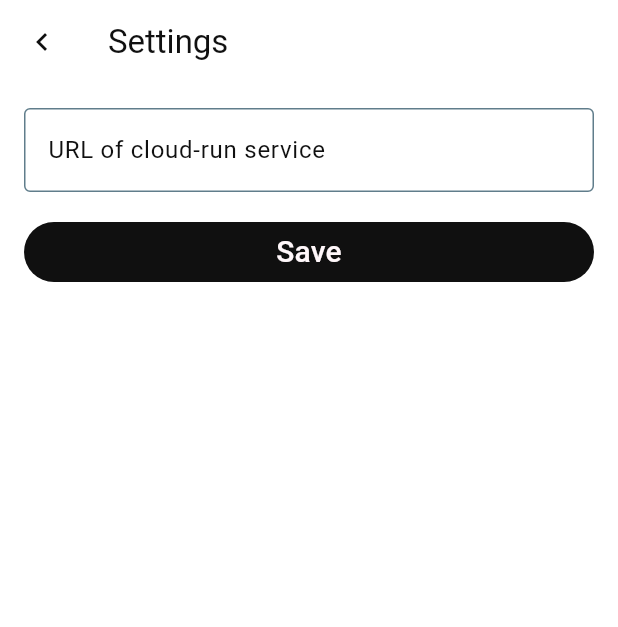
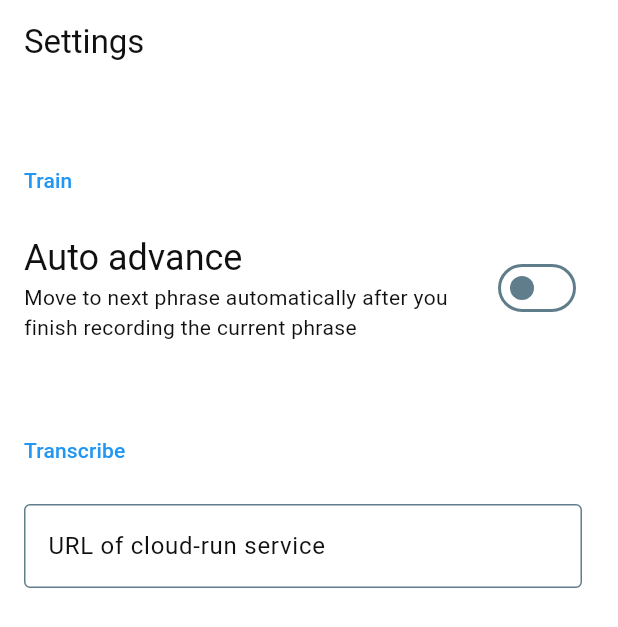
Before and after one commit to Star-Lord-XIII/project-euphonia-app, a Flutter app: the SettingsController widget shown alone on an empty page, opened directly, on a phone screen of 412 x 824 dp. Shown: the top 627 px of the screen. Run offline on Flutter 3.47's test engine with Material 3 defaults, Android fonts, the phone set to English and light mode, and no system bars; our stand-ins replace firebase_core, firebase_storage, shared_preferences, video_player; missing offline and left inert: record; accounts and stored records are empty; generated files the repository leaves out were written again; statements that could not run were skipped; project files that could hold a hidden picture were left out.

Commit message:
Improve Settings View UX. Add Auto-Advance setting for train mode.

```diff
--- a/lib/l10n/app_en.arb
+++ b/lib/l10n/app_en.arb
@@ -103,5 +103,15 @@
     "nextPhraseButtonHint": "Double tap to jump to next phrase",
     "@nextPhraseButtonHint": {
         "description": "Accessibility action hint for next phrase button"
+    },
+
+    "autoAdvanceSettingTitle": "Auto advance",
+    "@autoAdvanceSettingTitle": {
+        "description": "Title for setting to auto advance phrase to next once current phrase is recorded"
+    },
+
+    "autoAdvanceSettingSubtitle": "Move to next phrase automatically after you finish recording the current phrase",
+    "@autoAdvanceSettingSubtitle": {
+        "description": "Subtitle to auto advance phrase setting"
     }
 }
--- a/lib/main.dart
+++ b/lib/main.dart
@@ -21,6 +21,7 @@ import 'src/project_euphonia.dart';
 import 'src/repos/audio_player.dart';
 import 'src/repos/audio_recorder.dart';
 import 'src/repos/phrases_repository.dart';
+import 'src/repos/settings_repository.dart';
 import 'src/repos/uploader.dart';
 
 void main() async {
@@ -39,5 +40,6 @@ void main() async {
         update: (context, phraseRepoChangeNotifier, audioPlayer) =>
             audioPlayer!..loadPhrase(phraseRepoChangeNotifier.currentPhrase)),
     ChangeNotifierProvider(create: (context) => Uploader()),
+    ChangeNotifierProvider(create: (context) => SettingsRepository()),
   ], child: const ProjectEuphonia()));
 }
--- a/lib/src/home.dart
+++ b/lib/src/home.dart
@@ -19,6 +19,7 @@ import 'generated/l10n/app_localizations.dart';
 import 'modes/train_mode_controller.dart';
 import 'modes/transcribe_mode_controller.dart';
 import 'repos/phrases_repository.dart';
+import 'repos/settings_repository.dart';
 import 'repos/uploader.dart';
 import 'settings/settings_controller.dart';
 
@@ -46,6 +47,8 @@ class _HomeControllerState extends State<HomeController> {
   @override
   void initState() {
     Provider.of<PhrasesRepository>(context, listen: false).initFromAssetFile();
+    Provider.of<SettingsRepository>(context, listen: false)
+        .initFromPreferences();
     super.initState();
   }
 
--- a/lib/src/repos/audio_player.dart
+++ b/lib/src/repos/audio_player.dart
@@ -61,12 +61,12 @@ final class AudioPlayer extends ChangeNotifier {
     });
   }
 
-  void play() {
+  Future<void> play() async {
     _isPlaying = true;
     if (_playerController == null) {
       _updatePath();
     }
-    _playerController?.play();
+    await _playerController?.play();
     notifyListeners();
   }
 
--- a/lib/src/repos/phrase.dart
+++ b/lib/src/repos/phrase.dart
@@ -33,7 +33,7 @@ final class Phrase {
 
   Future<String> get localTempPath => getApplicationDocumentsDirectory().then(
         (value) => '${value.path}/prompt_temp_$index.wav',
-  );
+      );
 
   Future<void> downloadRecording() async {
     final storageRef = FirebaseStorage.instance.ref();
--- /dev/null
+++ b/lib/src/repos/settings_repository.dart
@@ -0,0 +1,48 @@
+// Copyright 2025 Google LLC
+//
+// Licensed under the Apache License, Version 2.0 (the "License");
+// you may not use this file except in compliance with the License.
+// You may obtain a copy of the License at
+//
+//      http://www.apache.org/licenses/LICENSE-2.0
+//
+// Unless required by applicable law or agreed to in writing, software
+// distributed under the License is distributed on an "AS IS" BASIS,
+// WITHOUT WARRANTIES OR CONDITIONS OF ANY KIND, either express or implied.
+// See the License for the specific language governing permissions and
+// limitations under the License.
+
+import 'package:flutter/material.dart';
+import 'package:shared_preferences/shared_preferences.dart';
+
+final class SettingsRepository extends ChangeNotifier {
+  static const _transcribeEndpointKey = 'TRANSCRIBE_URL_KEY';
+  static const _autoAdvanceKey = 'AUTO_ADVANCE_KEY';
+
+  String _transcribeEndpoint = '';
+  bool _autoAdvance = false;
+
+  String get transcribeEndpoint => _transcribeEndpoint;
+  bool get autoAdvance => _autoAdvance;
+
+  Future<void> initFromPreferences() async {
+    final prefs = await SharedPreferences.getInstance();
+    _transcribeEndpoint = prefs.getString(_transcribeEndpointKey) ?? '';
+    _autoAdvance = prefs.getBool(_autoAdvanceKey) ?? false;
+    notifyListeners();
+  }
+
+  Future<void> updateTranscribeEndpoint(String updatedEndpoint) async {
+    final prefs = await SharedPreferences.getInstance();
+    prefs.setString(_transcribeEndpointKey, updatedEndpoint.trim());
+    _transcribeEndpoint = updatedEndpoint.trim();
+    notifyListeners();
+  }
+
+  Future<void> updateAutoAdvance(bool updatedAutoAdvancePref) async {
+    final prefs = await SharedPreferences.getInstance();
+    prefs.setBool(_autoAdvanceKey, updatedAutoAdvancePref);
+    _autoAdvance = updatedAutoAdvancePref;
+    notifyListeners();
+  }
+}
--- a/lib/src/settings/settings_controller.dart
+++ b/lib/src/settings/settings_controller.dart
@@ -13,9 +13,9 @@
 // limitations under the License.
 
 import 'package:flutter/material.dart';
-import 'package:shared_preferences/shared_preferences.dart';
+import 'package:provider/provider.dart';
 
-import '../generated/l10n/app_localizations.dart';
+import '../repos/settings_repository.dart';
 import 'settings_view.dart';
 
 final class SettingsController extends StatefulWidget {
@@ -26,37 +26,26 @@ final class SettingsController extends StatefulWidget {
 }
 
 class _SettingsControllerState extends State<SettingsController> {
-  late SharedPreferences _preferences;
-  String transcriptURL = '';
-  static const _transcribeURLKey = 'TRANSCRIBE_URL_KEY';
+  final TextEditingController controller = TextEditingController();
 
   @override
   void initState() {
+    final endpoint = Provider.of<SettingsRepository>(context, listen: false)
+        .transcribeEndpoint;
+    setState(() {
+      controller.text = endpoint;
+    });
     super.initState();
-    _initPreferences();
-  }
-
-  void _initPreferences() async {
-    _preferences = await SharedPreferences.getInstance();
-    final url = _preferences.getString(_transcribeURLKey) ?? '';
-    setState(() {
-      transcriptURL = url;
-    });
-  }
-
-  void saveTranscribeURL(String url) async {
-    await _preferences.setString(_transcribeURLKey, url);
-    ScaffoldMessenger.of(
-      context,
-    ).showSnackBar(SnackBar(
-        content: Text(AppLocalizations.of(context)!.valueSavedMessage)));
   }
 
   @override
   Widget build(BuildContext context) {
-    return SettingsView(
-      defaultTranscriptURL: transcriptURL,
-      saveTranscript: saveTranscribeURL,
-    );
+    return Consumer<SettingsRepository>(builder: (context, settings, _) {
+      return SettingsView(
+        transcriptionURLController: controller,
+        defaultTranscriptURL: settings.transcribeEndpoint,
+        settings: settings,
+      );
+    });
   }
 }
--- a/lib/src/settings/settings_view.dart
+++ b/lib/src/settings/settings_view.dart
@@ -13,37 +13,52 @@
 // limitations under the License.
 
 import 'package:flutter/material.dart';
+import 'package:provider/provider.dart';
 
 import '../generated/l10n/app_localizations.dart';
+import '../repos/settings_repository.dart';
 
 class SettingsView extends StatelessWidget {
-  final transcriptionURLController = TextEditingController();
-  final void Function(String)? saveTranscript;
+  final TextEditingController transcriptionURLController;
   final String defaultTranscriptURL;
+  final SettingsRepository settings;
 
-  SettingsView({
-    super.key,
+  const SettingsView(
+      {super.key,
+      required this.transcriptionURLController,
       required this.defaultTranscriptURL,
-    required this.saveTranscript,
-  });
+      required this.settings});
 
   @override
   Widget build(BuildContext context) {
-    transcriptionURLController.text = defaultTranscriptURL;
-    return Scaffold(
-      appBar: AppBar(
-        title: Text(AppLocalizations.of(context)!.settingsMenuDrawerTitle),
-        leading: IconButton(
-          onPressed: () {
-            Navigator.pop(context);
-          },
-          icon: const Icon(Icons.chevron_left),
+    final children = [
+      const SizedBox(height: 36),
+      ListTile(
+          title: Text(AppLocalizations.of(context)!.trainModeTitle,
+              style: Theme.of(context)
+                  .textTheme
+                  .labelLarge
+                  ?.copyWith(color: Colors.blue))),
+      ListTile(
+        title: Text(AppLocalizations.of(context)!.autoAdvanceSettingTitle,
+            style: Theme.of(context).textTheme.headlineSmall),
+        subtitle:
+            Text(AppLocalizations.of(context)!.autoAdvanceSettingSubtitle),
+        trailing: Switch(
+            value: settings.autoAdvance,
+            onChanged: (newValue) {
+              settings.updateAutoAdvance(newValue);
+            }),
       ),
-      ),
-      body: ListView(
-        padding: const EdgeInsets.all(16),
-        children: [
-          TextField(
+      const SizedBox(height: 36),
+      ListTile(
+          title: Text(AppLocalizations.of(context)!.transcribeModeTitle,
+              style: Theme.of(context)
+                  .textTheme
+                  .labelLarge
+                  ?.copyWith(color: Colors.blue))),
+      ListTile(
+          title: TextField(
         controller: transcriptionURLController,
         decoration: InputDecoration(
           border: const OutlineInputBorder(),
@@ -51,19 +66,27 @@ class SettingsView extends StatelessWidget {
           hintText: 'https://project-euphoina.us-west2.run.app',
           hintStyle: const TextStyle(color: Colors.grey),
         ),
+        onChanged: (newValue) {
+          Provider.of<SettingsRepository>(context, listen: false)
+              .updateTranscribeEndpoint(newValue);
+        },
+      )),
+      const SizedBox(height: 64)
+    ];
+
+    return Scaffold(
+        body: CustomScrollView(slivers: [
+      SliverAppBar(
+        pinned: true,
+        flexibleSpace: AppBar(
+            centerTitle: false,
+            title: Text(AppLocalizations.of(context)!.settingsMenuDrawerTitle)),
       ),
-          const SizedBox(height: 16),
-          FilledButton(
-            child: Text(AppLocalizations.of(context)!.saveButtonTitle,
-                style: const TextStyle(fontSize: 20)),
-            onPressed: () {
-              if (saveTranscript != null) {
-                saveTranscript!(transcriptionURLController.text);
-              }
-            },
-          ),
-        ],
-      ),
-    );
+      SliverList(
+        delegate: SliverChildBuilderDelegate((context, index) {
+          return children[index];
+        }, childCount: children.length),
+      )
+    ]));
   }
 }
```
Also changed, not shown: lib/src/modes/train_mode_controller.dart (+9 -5 lines), lib/src/modes/transcribe_mode_controller.dart (+13 -15 lines). Lines whose indentation alone changed are shown as unchanged.
